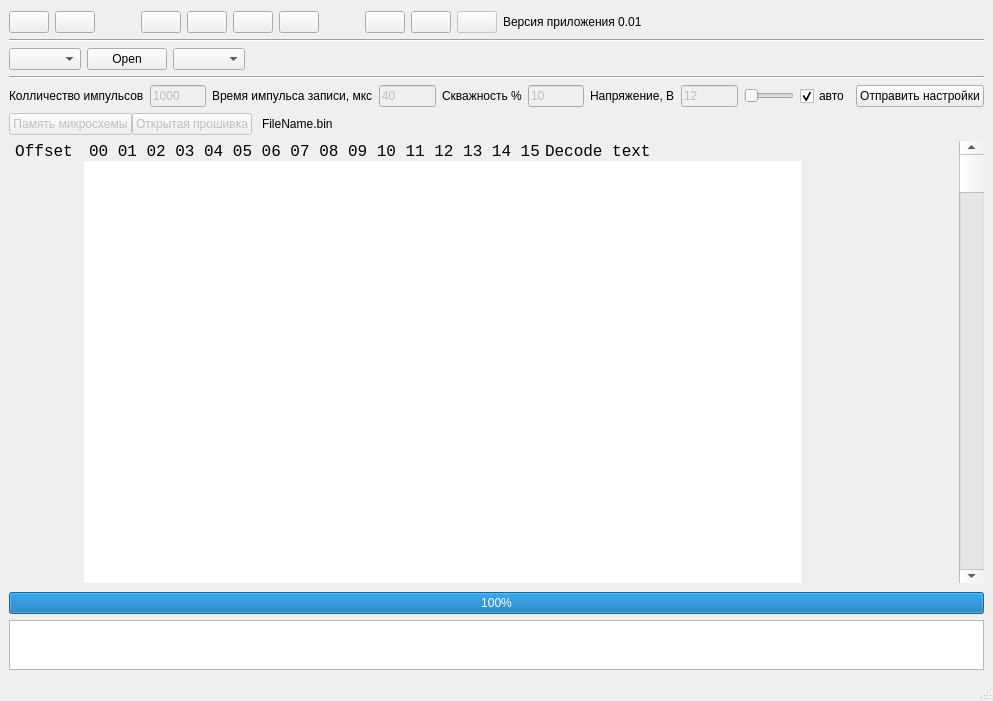
Old version of the form diduino_prog/mainwindow.ui in the repository Radionews/diduino.
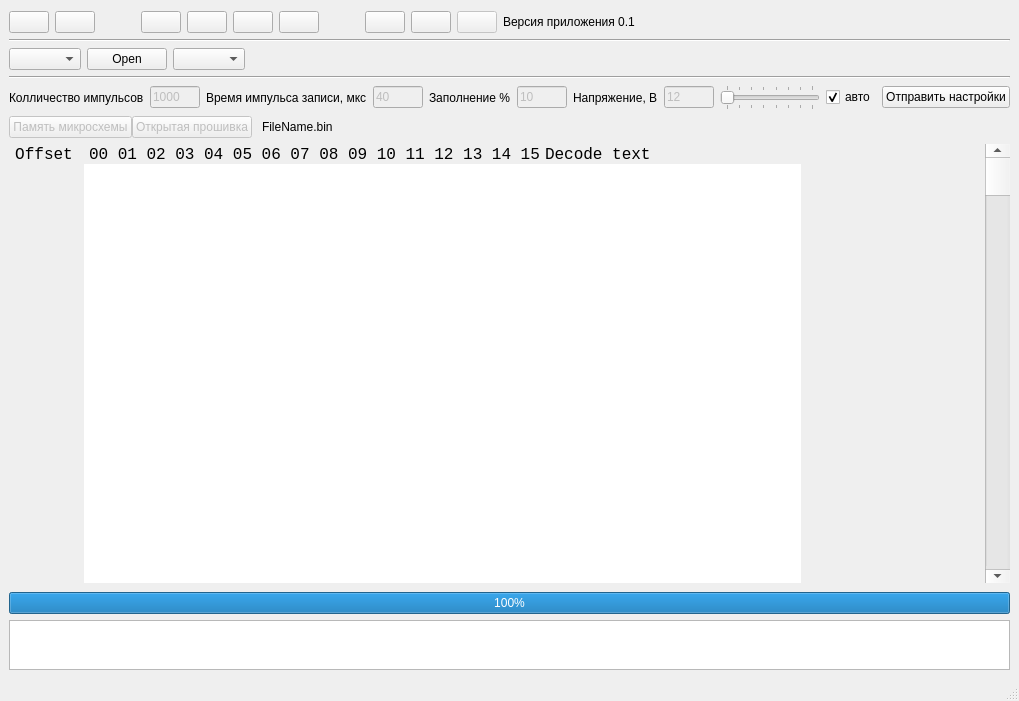
New version of the form. Icons and pictures are not drawn.

```diff
--- a/diduino_prog/mainwindow.ui
+++ b/diduino_prog/mainwindow.ui
@@ -249,7 +249,7 @@
           <item>
            <widget class="QLabel" name="label_2">
             <property name="text">
-             <string>Версия приложения 0.01</string>
+             <string>Версия приложения 0.1</string>
             </property>
            </widget>
           </item>
@@ -392,7 +392,7 @@
           <item>
            <widget class="QLabel" name="label_5">
             <property name="text">
-             <string>Скважность %</string>
+             <string>Заполнение %</string>
             </property>
            </widget>
           </item>
@@ -443,7 +443,7 @@
              <string>12</string>
             </property>
             <property name="readOnly">
-             <bool>false</bool>
+             <bool>true</bool>
             </property>
            </widget>
           </item>
@@ -451,13 +451,19 @@
            <widget class="QSlider" name="horizontalSlider">
             <property name="minimumSize">
              <size>
-              <width>50</width>
+              <width>100</width>
               <height>0</height>
              </size>
             </property>
+            <property name="maximum">
+             <number>7</number>
+            </property>
             <property name="orientation">
              <enum>Qt::Horizontal</enum>
             </property>
+            <property name="tickPosition">
+             <enum>QSlider::TicksBothSides</enum>
+            </property>
            </widget>
           </item>
           <item>
```
